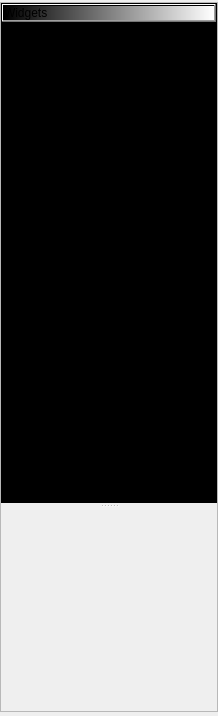
Above: src/pyphoplacecellanalysis/GUI/Qt/MainApplicationWindows/LauncherWidget/LauncherWidget.ui from CommanderPho/pyPhoPlaceCellAnalysis before the change. Below: the same form after it.
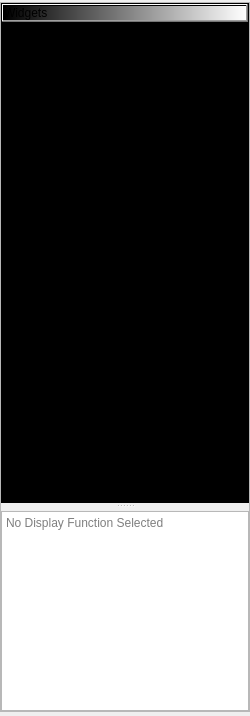
That is the form after the change. Icons and pictures are not drawn.

Commit message: added DisplayFunctionItem for use in LauncherWidget

```diff
--- a/src/pyphoplacecellanalysis/GUI/Qt/MainApplicationWindows/LauncherWidget/LauncherWidget.ui
+++ b/src/pyphoplacecellanalysis/GUI/Qt/MainApplicationWindows/LauncherWidget/LauncherWidget.ui
@@ -7,7 +7,7 @@
    <rect>
     <x>0</x>
     <y>0</y>
-    <width>218</width>
+    <width>250</width>
     <height>716</height>
    </rect>
   </property>
@@ -112,6 +112,12 @@
          <layout class="QGridLayout" name="gridLayout_3">
           <item row="0" column="0">
            <widget class="QTreeWidget" name="mainTreeWidget">
+            <property name="sizePolicy">
+             <sizepolicy hsizetype="Expanding" vsizetype="Expanding">
+              <horstretch>1</horstretch>
+              <verstretch>1</verstretch>
+             </sizepolicy>
+            </property>
             <property name="styleSheet">
              <string notr="true">QHeaderView::section { background-color: qlineargradient(spread:pad, x1:0, y1:0, x2:1, y2:0, stop:0 rgba(0, 0, 0, 255), stop:1 rgba(255, 255, 255, 255)) }</string>
             </property>
@@ -223,6 +229,18 @@
            <height>200</height>
           </size>
          </property>
+         <layout class="QVBoxLayout" name="verticalLayout">
+          <item>
+           <widget class="QTextBrowser" name="textBrowser">
+            <property name="documentTitle">
+             <string>Display Function</string>
+            </property>
+            <property name="placeholderText">
+             <string>No Display Function Selected</string>
+            </property>
+           </widget>
+          </item>
+         </layout>
         </widget>
        </widget>
       </item>
```
The commit also changes 2 other files.
